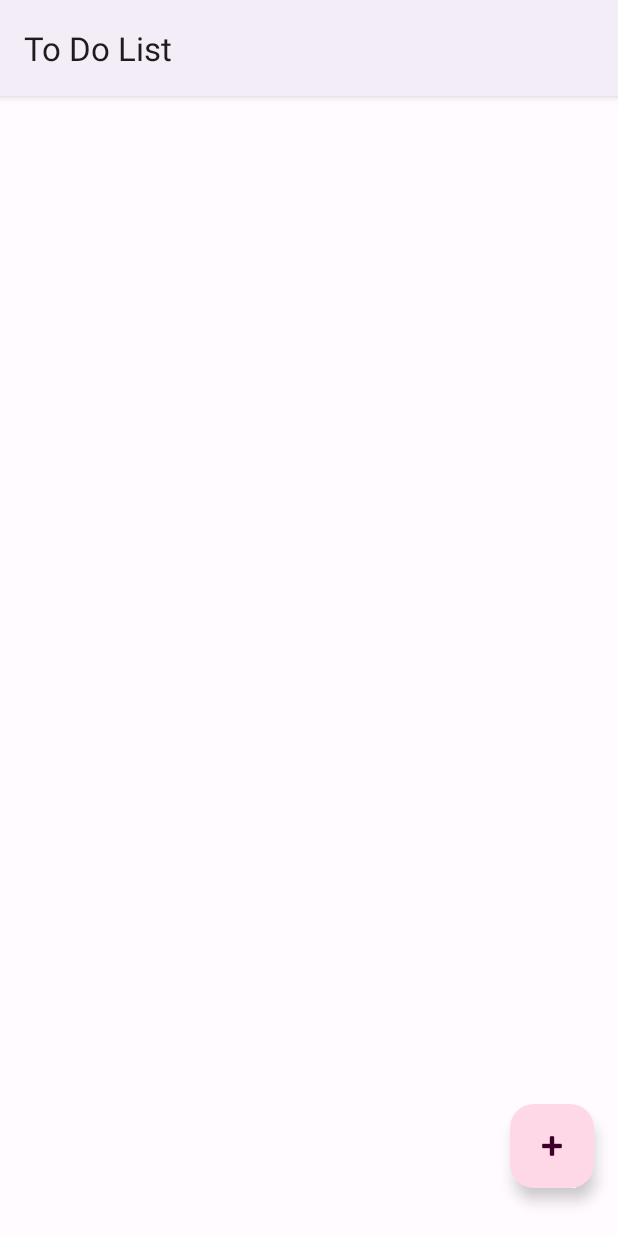
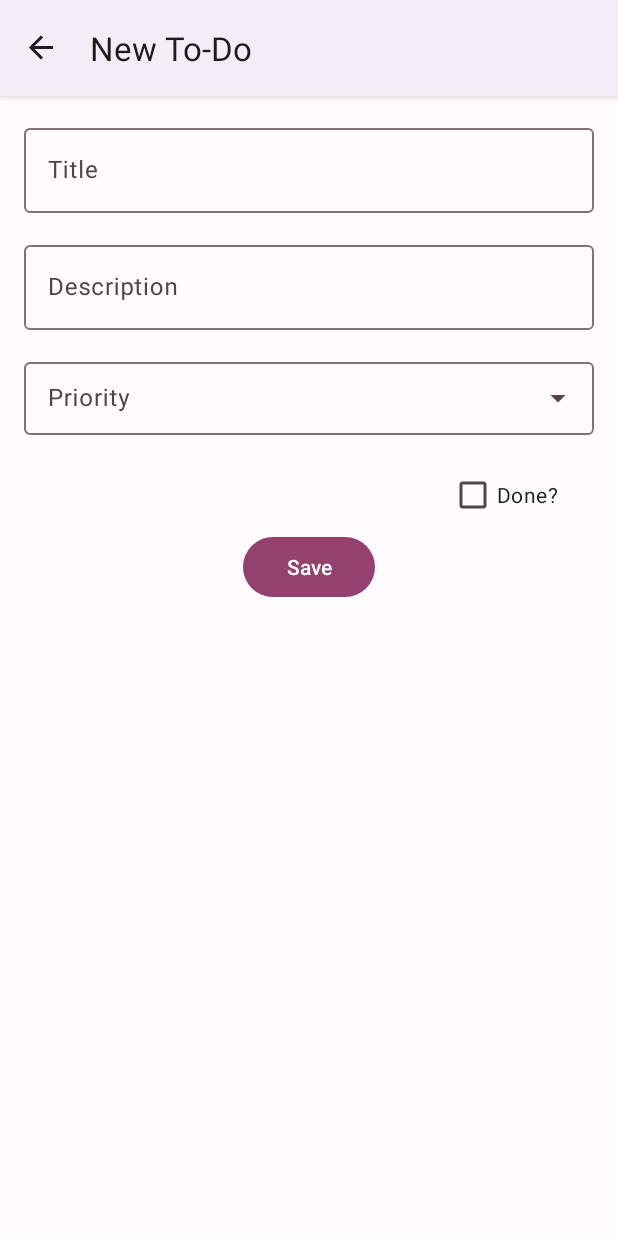
Before and after one commit to Gamzecoskkun/ToDo, an Android app: the screen it shows after launch (MainActivity), after a tap on an icon or button, on a phone screen of 412 x 824 dp. Run offline under Robolectric (Android 15) with nearby library versions, the phone set to English and light mode, and no system bars; our stand-ins replace Dagger/Hilt's generated code, Room's generated code, navigation-ui; 2 statements that could not run were skipped.

Commit message:
NewAndEditFragment Completed

```diff
--- a/app/src/main/java/com/gamzecoskun/todo/model/Priorty.kt
+++ b/app/src/main/java/com/gamzecoskun/todo/model/Priorty.kt
@@ -1,5 +1,5 @@
 package com.gamzecoskun.todo.model
 
-enum class Priorty {
-    HIGH,MEDIUM,LONG
+enum class Priority {
+    HIGH,MEDIUM,LOW
 }
--- a/app/src/main/java/com/gamzecoskun/todo/model/ToDoModel.kt
+++ b/app/src/main/java/com/gamzecoskun/todo/model/ToDoModel.kt
@@ -8,11 +8,11 @@ data class ToDoModel(
     @PrimaryKey(autoGenerate = true) val id: Int = 0,
     val title: String?,
     val description: String?,
-    val priorty: Priorty?,
+    val priority: Priority?,
     val isChecked: Boolean?
 ) {
     fun areContentsTheSame(newItem: ToDoModel): Boolean {
         return this.title == newItem.title && this.description == newItem.description
-                && this.priorty == newItem.priorty && this.isChecked == newItem.isChecked
+                && this.priority == newItem.priority && this.isChecked == newItem.isChecked
     }
 }
--- a/app/src/main/java/com/gamzecoskun/todo/ui/home/HomeFragment.kt
+++ b/app/src/main/java/com/gamzecoskun/todo/ui/home/HomeFragment.kt
@@ -6,6 +6,8 @@ import android.view.LayoutInflater
 import android.view.View
 import android.view.ViewGroup
 import androidx.fragment.app.viewModels
+import androidx.navigation.fragment.findNavController
+import com.gamzecoskun.todo.R
 import com.gamzecoskun.todo.databinding.FragmentHomeBinding
 import com.gamzecoskun.todo.model.ToDoModel
 import dagger.hilt.android.AndroidEntryPoint
@@ -25,25 +27,23 @@ class HomeFragment : Fragment(),ToDoClickListener {
         binding.viewModel=viewModel
         binding.toDoClickListener=this
 
-        viewModel.toDoList.observe(viewLifecycleOwner){
-            println(it)
-        }
         binding.icAdd.setOnClickListener {
-            viewModel.insertToDo()
+            findNavController().navigate(R.id.homeToNewAndEdit)
         }
         return binding.root
     }
 
     override fun onDestroyView() {
         super.onDestroyView()
-        _binding
+        _binding=null
     }
 
     override fun onToDoClick(id: Int) {
-
+val action=HomeFragmentDirections.homeToNewAndEdit(id)
+        findNavController().navigate(action)
     }
 
     override fun onToDoChecked(toDoModel: ToDoModel) {
-
+viewModel.updateToDo(toDoModel)
     }
 }
--- a/app/src/main/java/com/gamzecoskun/todo/ui/home/HomeListAdapter.kt
+++ b/app/src/main/java/com/gamzecoskun/todo/ui/home/HomeListAdapter.kt
@@ -13,6 +13,7 @@ class HomeListAdapter(private val toDoClickListener: ToDoClickListener): ListAda
     class ViewHolder(private val binding:ItemTodoBinding):RecyclerView.ViewHolder(binding.root) {
         fun bind(toDoClickListener: ToDoClickListener,toDoModel: ToDoModel){
             binding.toDoModel=toDoModel
+            binding.toDoClickListener=toDoClickListener
             binding.executePendingBindings()
         }
         companion object{
--- a/app/src/main/java/com/gamzecoskun/todo/ui/home/HomeViewModel.kt
+++ b/app/src/main/java/com/gamzecoskun/todo/ui/home/HomeViewModel.kt
@@ -5,7 +5,6 @@ import androidx.lifecycle.AndroidViewModel
 import androidx.lifecycle.asLiveData
 import androidx.lifecycle.viewModelScope
 import com.gamzecoskun.todo.data.Repository
-import com.gamzecoskun.todo.model.Priorty
 import com.gamzecoskun.todo.model.ToDoModel
 import dagger.hilt.android.lifecycle.HiltViewModel
 import kotlinx.coroutines.launch
@@ -18,9 +17,12 @@ class HomeViewModel @Inject constructor(
 
     val toDoList=repository.localDataSource.getAllToDo().asLiveData()
 
-    fun insertToDo(){
+    fun updateToDo(toDoModel: ToDoModel){
+        val updatedToDoModel=toDoModel.copy(isChecked = toDoModel.isChecked?.not())
         viewModelScope.launch {
-            repository.localDataSource.insertToDo(ToDoModel(title="Deneme", description = "Deneme Açıklama", priorty = Priorty.HIGH, isChecked = true))
+            repository.localDataSource.updateToDo(updatedToDoModel)
         }
     }
+
+
 }
--- /dev/null
+++ b/app/src/main/java/com/gamzecoskun/todo/ui/newAndEdit/NewAndEditFragment.kt
@@ -0,0 +1,108 @@
+package com.gamzecoskun.todo.ui.newAndEdit
+
+import android.os.Bundle
+import androidx.fragment.app.Fragment
+import android.view.LayoutInflater
+import android.view.View
+import android.view.ViewGroup
+import android.widget.ArrayAdapter
+import android.widget.Toast
+import androidx.appcompat.app.AppCompatActivity
+import androidx.core.view.isVisible
+import androidx.fragment.app.viewModels
+import androidx.navigation.fragment.findNavController
+import androidx.navigation.fragment.navArgs
+import com.gamzecoskun.todo.databinding.FragmentNewAndEditBinding
+import com.gamzecoskun.todo.model.Priority
+import dagger.hilt.android.AndroidEntryPoint
+
+@AndroidEntryPoint
+class NewAndEditFragment : Fragment() {
+    private var _binding: FragmentNewAndEditBinding? = null
+    private val binding get() = _binding!!
+    private val viewModel by viewModels<NewAndEditViewModel>()
+    private val args by navArgs<NewAndEditFragmentArgs>()
+    private var currentPriorityIndex = 0
+
+    override fun onCreateView(
+        inflater: LayoutInflater, container: ViewGroup?,
+        savedInstanceState: Bundle?
+    ): View {
+        _binding = FragmentNewAndEditBinding.inflate(inflater, container, false)
+
+        if (args.toDoId==-1){
+            binding.icDelete.isVisible=false
+            (activity as AppCompatActivity?)!!.supportActionBar!!.title="New To-Do"
+        }else{
+            (activity as AppCompatActivity?)!!.supportActionBar!!.title="Edit To-Do"
+            viewModel.getToDo(args.toDoId)
+        }
+
+        initializeView()
+
+        viewModel.toDoModel.observe(viewLifecycleOwner){
+            binding.titTitle.setText(it.title)
+            binding.titDescription.setText(it.description)
+            binding.acPriorty.setText(it.priority?.name,false)
+            binding.checkBox.isChecked=it.isChecked==true
+
+            currentPriorityIndex=when(it.priority){
+                Priority.HIGH->0
+                Priority.MEDIUM->1
+                else->2
+            }
+        }
+        return binding.root
+    }
+
+    private fun initializeView(){
+        binding.btnSave.setOnClickListener {
+            hundelSaveButton()
+        }
+
+        binding.acPriorty.setAdapter(
+            ArrayAdapter(
+                requireContext(),
+                android.R.layout.simple_list_item_1,
+                arrayOf(Priority.HIGH.name, Priority.MEDIUM.name, Priority.LOW.name)
+            )
+        )
+
+        binding.acPriorty.setOnItemClickListener { _, _, index, _ ->
+            currentPriorityIndex = index
+        }
+
+        binding.icDelete.setOnClickListener{
+            viewModel.deleteToDo()
+
+            Toast.makeText(requireContext(),"Successfully Deleted",Toast.LENGTH_SHORT).show()
+            findNavController().popBackStack()
+        }
+    }
+
+    private fun hundelSaveButton() {
+        val title = binding.titTitle.text.toString()
+        val description = binding.titDescription.text.toString()
+
+        val priorty = when (currentPriorityIndex) {
+            0 -> Priority.HIGH
+            1 -> Priority.MEDIUM
+            else -> Priority.LOW
+        }
+
+        if(args.toDoId==-1){
+            viewModel.insertToDo(title, description, binding.checkBox.isChecked, priorty)
+
+        }else{
+            viewModel.updatedToDo(title,description,binding.checkBox.isChecked,priorty)
+        }
+
+        Toast.makeText(requireContext(), "Successfully Saved", Toast.LENGTH_SHORT).show()
+        findNavController().popBackStack()
+    }
+
+    override fun onDestroyView() {
+        super.onDestroyView()
+        _binding = null
+    }
+}
--- /dev/null
+++ b/app/src/main/res/drawable/ic_delete.xml
@@ -0,0 +1,5 @@
+<vector android:height="24dp" android:tint="#000000"
+    android:viewportHeight="24" android:viewportWidth="24"
+    android:width="24dp" xmlns:android="http://schemas.android.com/apk/res/android">
+    <path android:fillColor="@android:color/white" android:pathData="M6,19c0,1.1 0.9,2 2,2h8c1.1,0 2,-0.9 2,-2V7H6v12zM19,4h-3.5l-1,-1h-5l-1,1H5v2h14V4z"/>
+</vector>
--- a/app/src/main/res/layout/fragment_home.xml
+++ b/app/src/main/res/layout/fragment_home.xml
@@ -36,7 +36,7 @@
             android:layout_width="0dp"
             app:layoutManager="androidx.recyclerview.widget.LinearLayoutManager"
             app:toDoList="@{ViewModel.toDoList}"
-            setOnClickListener="@{ToDoClickListener}"
+            app:setOnClickListener="@{ToDoClickListener}"
             android:layout_height="0dp"
             app:layout_constraintBottom_toBottomOf="parent"
             app:layout_constraintEnd_toEndOf="parent"
--- /dev/null
+++ b/app/src/main/res/layout/fragment_new_and_edit.xml
@@ -0,0 +1,97 @@
+<?xml version="1.0" encoding="utf-8"?>
+<androidx.constraintlayout.widget.ConstraintLayout xmlns:android="http://schemas.android.com/apk/res/android"
+    xmlns:app="http://schemas.android.com/apk/res-auto"
+    xmlns:tools="http://schemas.android.com/tools"
+    android:layout_width="match_parent"
+    android:layout_height="match_parent"
+    tools:context=".ui.newAndEdit.NewAndEditFragment">
+
+
+    <com.google.android.material.textfield.TextInputLayout
+        android:id="@+id/til_title"
+        android:layout_width="0dp"
+        android:layout_height="wrap_content"
+        android:layout_marginStart="16dp"
+        android:layout_marginTop="16dp"
+        android:layout_marginEnd="16dp"
+        app:layout_constraintEnd_toEndOf="parent"
+        app:layout_constraintStart_toStartOf="parent"
+        app:layout_constraintTop_toTopOf="parent">
+
+        <com.google.android.material.textfield.TextInputEditText
+            android:id="@+id/tit_title"
+            android:layout_width="match_parent"
+            android:layout_height="wrap_content"
+            android:hint="Title" />
+    </com.google.android.material.textfield.TextInputLayout>
+
+    <com.google.android.material.textfield.TextInputLayout
+        android:id="@+id/til_description"
+        android:layout_width="0dp"
+        android:layout_height="wrap_content"
+        android:layout_marginStart="16dp"
+        android:layout_marginTop="16dp"
+        android:layout_marginEnd="16dp"
+        app:layout_constraintEnd_toEndOf="parent"
+        app:layout_constraintStart_toStartOf="parent"
+        app:layout_constraintTop_toBottomOf="@+id/til_title">
+
+        <com.google.android.material.textfield.TextInputEditText
+            android:id="@+id/tit_description"
+            android:layout_width="match_parent"
+            android:layout_height="wrap_content"
+            android:hint="Description"
+            />
+    </com.google.android.material.textfield.TextInputLayout>
+
+    <com.google.android.material.textfield.TextInputLayout
+        android:id="@+id/textInputLayout"
+        style="@style/Widget.Material3.TextInputLayout.OutlinedBox.Dense.ExposedDropdownMenu"
+        android:layout_width="0dp"
+        android:layout_height="wrap_content"
+        android:layout_marginStart="16dp"
+        android:layout_marginTop="16dp"
+        android:layout_marginEnd="16dp"
+        android:hint="Priority"
+        app:layout_constraintEnd_toEndOf="parent"
+        app:layout_constraintStart_toStartOf="parent"
+        app:layout_constraintTop_toBottomOf="@+id/til_description">
+
+        <AutoCompleteTextView
+            android:id="@+id/ac_priorty"
+            android:layout_width="match_parent"
+            android:layout_height="wrap_content"
+            android:inputType="none"/>
+
+    </com.google.android.material.textfield.TextInputLayout>
+
+    <CheckBox
+        android:id="@+id/checkBox"
+        android:layout_width="wrap_content"
+        android:layout_height="wrap_content"
+        android:layout_marginTop="16dp"
+        android:layout_marginEnd="24dp"
+        android:text="Done?"
+        app:layout_constraintEnd_toEndOf="@+id/textInputLayout"
+        app:layout_constraintTop_toBottomOf="@+id/textInputLayout" />
+
+    <Button
+        android:id="@+id/btn_save"
+        android:layout_width="wrap_content"
+        android:layout_height="wrap_content"
+        android:text="Save"
+        app:layout_constraintEnd_toEndOf="parent"
+        app:layout_constraintHorizontal_bias="0.5"
+        app:layout_constraintStart_toStartOf="parent"
+        app:layout_constraintTop_toBottomOf="@+id/checkBox" />
+
+    <ImageView
+        android:id="@+id/ic_delete"
+        android:layout_width="wrap_content"
+        android:layout_height="wrap_content"
+        android:layout_marginTop="16dp"
+        android:src="@drawable/ic_delete"
+        app:layout_constraintEnd_toEndOf="@+id/btn_save"
+        app:layout_constraintStart_toStartOf="@+id/btn_save"
+        app:layout_constraintTop_toBottomOf="@+id/btn_save" />
+</androidx.constraintlayout.widget.ConstraintLayout>
--- a/app/src/main/res/navigation/nav_graph.xml
+++ b/app/src/main/res/navigation/nav_graph.xml
@@ -8,5 +8,18 @@
     <fragment
         android:id="@+id/homeFragment"
         android:name="com.gamzecoskun.todo.ui.home.HomeFragment"
-        tools:layout="@layout/fragment_home" />
+        tools:layout="@layout/fragment_home" >
+        <action
+            android:id="@+id/homeToNewAndEdit"
+            app:destination="@id/newAndEditFragment" />
+    </fragment>
+    <fragment
+        android:id="@+id/newAndEditFragment"
+        android:name="com.gamzecoskun.todo.ui.newAndEdit.NewAndEditFragment"
+        tools:layout="@layout/fragment_new_and_edit">
+        <argument
+            android:name="toDoId"
+            android:defaultValue="-1"
+            app:argType="integer" />
+    </fragment>
 </navigation>
--- a/app/src/main/res/values/strings.xml
+++ b/app/src/main/res/values/strings.xml
@@ -3,4 +3,6 @@
     </string>
     <!-- TODO: Remove or change this placeholder text -->
     <string name="hello_blank_fragment">Hello blank fragment</string>
+    <string name="todomodel_description">{ToDoModel.description}</string>
+    <string name="todomodel_title">{ToDoModel.title}</string>
 </resources>
```
Also changed, not shown: app/src/main/java/com/gamzecoskun/todo/ui/newAndEdit/NewAndEditViewModel.kt (added, +61 -0 lines), app/src/main/java/com/gamzecoskun/todo/utilities/BindingAdapters.kt (+5 -5 lines), app/src/main/res/layout/item_todo.xml (+5 -4 lines).
